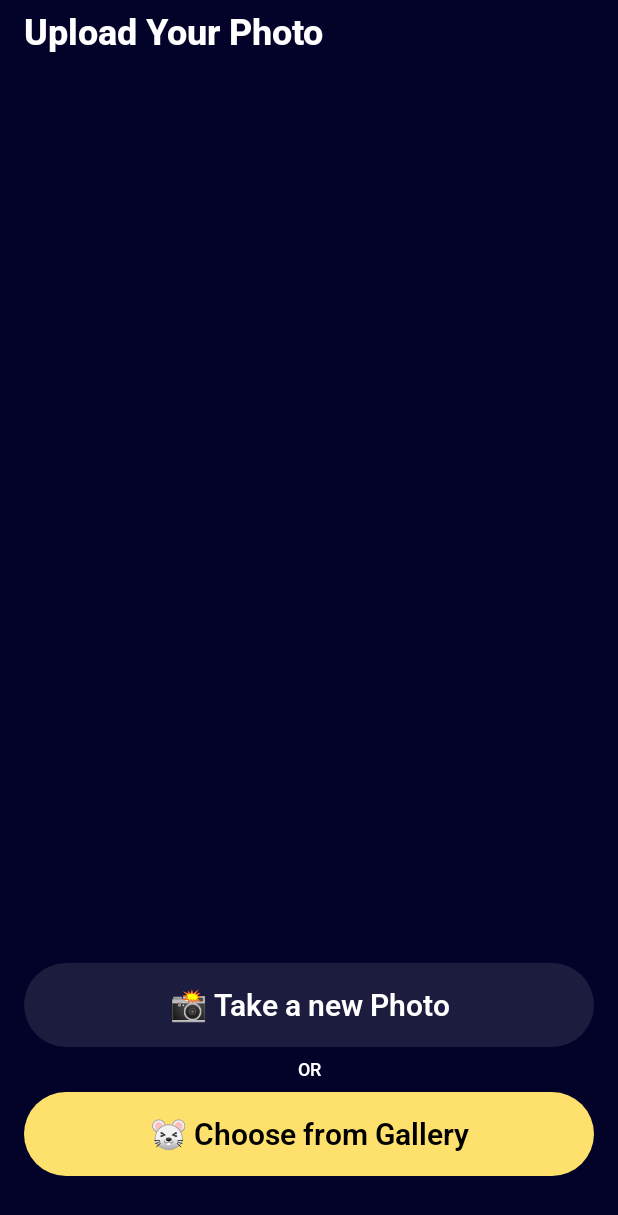
After one commit to muratov-dev/HumanAIProject, an Android app built with Jetpack Compose: the UploadPhotoScreen screen opened through its navigation route, on a phone screen of 412 x 824 dp. The commit adds this screen. Shown: the top 1215 px of the screen. Run offline under Robolectric (Android 15) with nearby library versions, the phone set to English and light mode, and no system bars.

Commit message:
feat: Implement photo upload flow and UI enhancements

```diff
--- a/app/src/main/java/me/yeahapps/myhumanai/core/ui/component/button/filled/HumanAIPrimaryButton.kt
+++ b/app/src/main/java/me/yeahapps/myhumanai/core/ui/component/button/filled/HumanAIPrimaryButton.kt
@@ -36,14 +36,10 @@ fun HumanAIPrimaryButton(
             .background(color = colors.containerColor(enabled), shape = shape)
             .clip(shape)
             .defaultMinSize(minHeight = minHeight)
+            .clickable(enabled = enabled, onClick = onClick, role = Role.Button)
             .padding(paddingValues),
         contentAlignment = Alignment.Center
     ) {
-        Box(
-            modifier = Modifier
-                .matchParentSize()
-                .clickable(enabled = enabled, onClick = onClick, role = Role.Button)
-        )
         CompositionLocalProvider(LocalContentColor provides colors.contentColor(enabled)) {
             HumanAIButtonText(text = centerContent)
         }
--- a/app/src/main/java/me/yeahapps/myhumanai/core/ui/component/topbar/HumanAIPrimaryTopBar.kt
+++ b/app/src/main/java/me/yeahapps/myhumanai/core/ui/component/topbar/HumanAIPrimaryTopBar.kt
@@ -1,23 +1,38 @@
 package me.yeahapps.myhumanai.core.ui.component.topbar
 
+import androidx.compose.foundation.layout.Arrangement
 import androidx.compose.foundation.layout.Row
+import androidx.compose.foundation.layout.RowScope
 import androidx.compose.foundation.layout.fillMaxWidth
 import androidx.compose.foundation.layout.padding
 import androidx.compose.foundation.layout.statusBarsPadding
 import androidx.compose.material3.Text
 import androidx.compose.runtime.Composable
+import androidx.compose.ui.Alignment
 import androidx.compose.ui.Modifier
 import androidx.compose.ui.unit.dp
 import me.yeahapps.myhumanai.core.ui.theme.HumanAITheme
 
 @Composable
-fun HumanAIPrimaryTopBar(modifier: Modifier = Modifier, title: String) {
+fun HumanAIPrimaryTopBar(
+    modifier: Modifier = Modifier, title: String, actions: @Composable (RowScope.() -> Unit)? = null
+) {
     Row(
         modifier = modifier
             .fillMaxWidth()
             .statusBarsPadding()
-            .padding(horizontal = 16.dp, vertical = 8.dp)
+            .padding(horizontal = 16.dp, vertical = 8.dp),
+        verticalAlignment = Alignment.CenterVertically,
+        horizontalArrangement = Arrangement.spacedBy(12.dp)
     ) {
-        Text(text = title, style = HumanAITheme.typography.headlineExtraBold, color = HumanAITheme.colors.textPrimary)
+        Text(
+            text = title,
+            style = HumanAITheme.typography.headlineExtraBold,
+            color = HumanAITheme.colors.textPrimary,
+            modifier = Modifier.weight(1f)
+        )
+        actions?.let {
+            actions()
+        }
     }
 }
--- a/app/src/main/java/me/yeahapps/myhumanai/core/ui/navigation/PetAINavHost.kt
+++ b/app/src/main/java/me/yeahapps/myhumanai/core/ui/navigation/PetAINavHost.kt
@@ -1,5 +1,6 @@
 package me.yeahapps.myhumanai.core.ui.navigation
 
+import androidx.compose.foundation.layout.systemBarsPadding
 import androidx.compose.runtime.Composable
 import androidx.compose.ui.Modifier
 import androidx.navigation.NavHostController
@@ -7,6 +8,8 @@ import androidx.navigation.compose.NavHost
 import androidx.navigation.compose.composable
 import me.yeahapps.myhumanai.features.root.ui.screen.RootContainer
 import me.yeahapps.myhumanai.features.root.ui.screen.RootScreen
+import me.yeahapps.myhumanai.features.upload.ui.screen.UploadPhotoContainer
+import me.yeahapps.myhumanai.features.upload.ui.screen.UploadPhotoScreen
 
 @Composable
 fun HumanAINavHost(
@@ -16,5 +19,12 @@ fun HumanAINavHost(
         composable<RootScreen> {
             RootContainer(parentNavController = navController)
         }
+        composable<UploadPhotoScreen> {
+            UploadPhotoContainer(
+                modifier = Modifier
+                    .commonModifier()
+                    .systemBarsPadding()
+            )
+        }
     }
 }
--- a/app/src/main/java/me/yeahapps/myhumanai/core/ui/theme/Color.kt
+++ b/app/src/main/java/me/yeahapps/myhumanai/core/ui/theme/Color.kt
@@ -9,6 +9,7 @@ import androidx.compose.ui.graphics.Color
 @Immutable
 data class HumanAIColors(
     val backgroundPrimary: Color = Color.Unspecified,
+    val backgroundSecondary: Color = Color.Unspecified,
 
     val textPrimary: Color = Color.Unspecified,
     val textAccent: Color = Color.Unspecified,
@@ -16,7 +17,6 @@ data class HumanAIColors(
     val buttonPrimaryDisabled: Color = Color.Unspecified,
 
     val buttonPrimaryDefault: Color = Color.Unspecified,
-    val buttonSecondaryDefault: Color = Color.Unspecified,
     val buttonTertiaryDefault: Color = Color.Unspecified,
 
     val buttonTextPrimary: Color = Color.Unspecified,
@@ -34,6 +34,7 @@ data class HumanAIColors(
         @Stable
         val Dark = HumanAIColors(
             backgroundPrimary = Color(0xFF03032A),
+            backgroundSecondary = Color(0xFF1C1C3F),
 
             textPrimary = Color(0xFFFFFFFF),
             textAccent = Color(0xFFFDE16C),
@@ -41,7 +42,6 @@ data class HumanAIColors(
             buttonPrimaryDisabled = Color(0x80FDE16C),
 
             buttonPrimaryDefault = Color(0xFFFDE16C),
-            buttonSecondaryDefault = Color(0xFF1C1C3F),
             buttonTertiaryDefault = Color(0x1AFFFFFF),
 
             buttonTextPrimary = Color(0xFF000000),
--- /dev/null
+++ b/app/src/main/java/me/yeahapps/myhumanai/features/upload/ui/event/UploadedPhotosEvent.kt
@@ -0,0 +1,5 @@
+package me.yeahapps.myhumanai.features.upload.ui.event
+
+sealed interface UploadedPhotosEvent {
+    data object NavigateToPhotoUpload: UploadedPhotosEvent
+}
--- /dev/null
+++ b/app/src/main/java/me/yeahapps/myhumanai/features/upload/ui/screen/UploadPhotoScreen.kt
@@ -0,0 +1,73 @@
+package me.yeahapps.myhumanai.features.upload.ui.screen
+
+import androidx.compose.foundation.layout.Arrangement
+import androidx.compose.foundation.layout.Column
+import androidx.compose.foundation.layout.fillMaxSize
+import androidx.compose.foundation.layout.fillMaxWidth
+import androidx.compose.foundation.layout.padding
+import androidx.compose.material3.Scaffold
+import androidx.compose.material3.Text
+import androidx.compose.runtime.Composable
+import androidx.compose.ui.Alignment
+import androidx.compose.ui.Modifier
+import androidx.compose.ui.res.stringResource
+import androidx.compose.ui.text.TextStyle
+import androidx.compose.ui.text.font.FontWeight
+import androidx.compose.ui.unit.dp
+import androidx.compose.ui.unit.sp
+import kotlinx.serialization.Serializable
+import me.yeahapps.myhumanai.R
+import me.yeahapps.myhumanai.core.ui.component.button.filled.HumanAIButtonDefaults
+import me.yeahapps.myhumanai.core.ui.component.button.filled.HumanAIPrimaryButton
+import me.yeahapps.myhumanai.core.ui.component.topbar.HumanAIPrimaryTopBar
+import me.yeahapps.myhumanai.core.ui.theme.HumanAITheme
+import me.yeahapps.myhumanai.core.ui.theme.robotoFamily
+
+@Serializable
+object UploadPhotoScreen
+
+@Composable
+fun UploadPhotoContainer(modifier: Modifier = Modifier) {
+    UploadPhotoContent(modifier = modifier)
+}
+
+@Composable
+private fun UploadPhotoContent(modifier: Modifier = Modifier) {
+    Scaffold(modifier = modifier, topBar = {
+        HumanAIPrimaryTopBar(title = stringResource(R.string.upload_headline_second), actions = {})
+    }) { innerPadding ->
+        Column(
+            modifier = Modifier
+                .fillMaxSize()
+                .padding(top = innerPadding.calculateTopPadding(), start = 16.dp, end = 16.dp, bottom = 40.dp)
+        ) {
+            Column(modifier = Modifier.weight(1f)) { }
+            Column(horizontalAlignment = Alignment.CenterHorizontally, verticalArrangement = Arrangement.spacedBy(8.dp)) {
+                HumanAIPrimaryButton(
+                    centerContent = stringResource(R.string.upload_take_photo_button),
+                    onClick = {},
+                    colors = HumanAIButtonDefaults.colors().copy(
+                        containerColor = HumanAITheme.colors.backgroundSecondary,
+                        contentColor = HumanAITheme.colors.buttonTextSecondary
+                    ),
+                    modifier = Modifier.fillMaxWidth()
+                )
+                Text(
+                    text = stringResource(R.string.common_or).uppercase(),
+                    color = HumanAITheme.colors.textPrimary,
+                    style = TextStyle(
+                        fontSize = 12.sp,
+                        lineHeight = 18.sp,
+                        fontFamily = robotoFamily,
+                        fontWeight = FontWeight.SemiBold
+                    )
+                )
+                HumanAIPrimaryButton(
+                    centerContent = stringResource(R.string.upload_gallery_button),
+                    onClick = {},
+                    modifier = Modifier.fillMaxWidth()
+                )
+            }
+        }
+    }
+}
--- /dev/null
+++ b/app/src/main/java/me/yeahapps/myhumanai/features/upload/ui/state/UploadedPhotosState.kt
@@ -0,0 +1,5 @@
+package me.yeahapps.myhumanai.features.upload.ui.state
+
+data class UploadedPhotosState(
+    val photos: List<String> = emptyList()
+)
--- a/app/src/main/res/values/strings.xml
+++ b/app/src/main/res/values/strings.xml
@@ -1,10 +1,15 @@
 <resources>
+    <!--  Common  -->
     <string name="app_name">HumanAIProject</string>
+    <string name="common_or">or</string>
 
     <!--  Upload  -->
     <string name="upload_label">Upload</string>
     <string name="upload_headline">📷 Upload Photo</string>
+    <string name="upload_headline_second">Upload Your Photo</string>
     <string name="upload_main_button">Upload Photo</string>
+    <string name="upload_take_photo_button">📸 Take a new Photo</string>
+    <string name="upload_gallery_button">🐭 Choose from Gallery</string>
     <!--  Avatars  -->
     <string name="avatars_label">Avatars</string>
     <!--  My Videos -->
```
Also changed, not shown: app/src/main/java/me/yeahapps/myhumanai/core/ui/utils/FlowCollect.kt (added, +33 -0 lines), app/src/main/java/me/yeahapps/myhumanai/core/ui/viewmodel/BaseViewModel.kt (added, +37 -0 lines), app/src/main/java/me/yeahapps/myhumanai/features/root/ui/screen/RootScreen.kt (+6 -5 lines), app/src/main/java/me/yeahapps/myhumanai/features/upload/ui/action/UploadedPhotosAction.kt (added, +7 -0 lines), app/src/main/java/me/yeahapps/myhumanai/features/upload/ui/component/cards/UploadedPhotoCard.kt (renamed from app/src/main/java/me/yeahapps/myhumanai/features/upload/ui/component/cards/UploadPhotoCard.kt, +7 -3 lines), app/src/main/java/me/yeahapps/myhumanai/features/upload/ui/screen/UploadedPhotosScreen.kt (renamed from app/src/main/java/me/yeahapps/myhumanai/features/upload/ui/screen/UploadScreen.kt, +29 -9 lines), app/src/main/java/me/yeahapps/myhumanai/features/upload/ui/viewmodel/UploadedPhotosViewModel.kt (added, +20 -0 lines).
